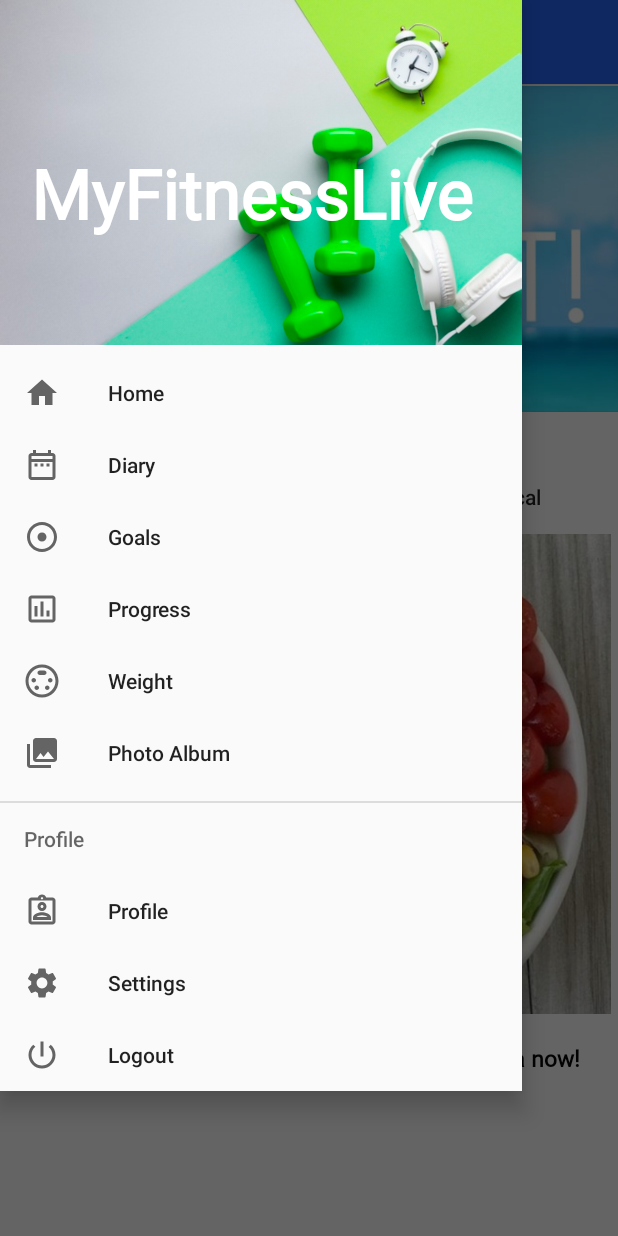
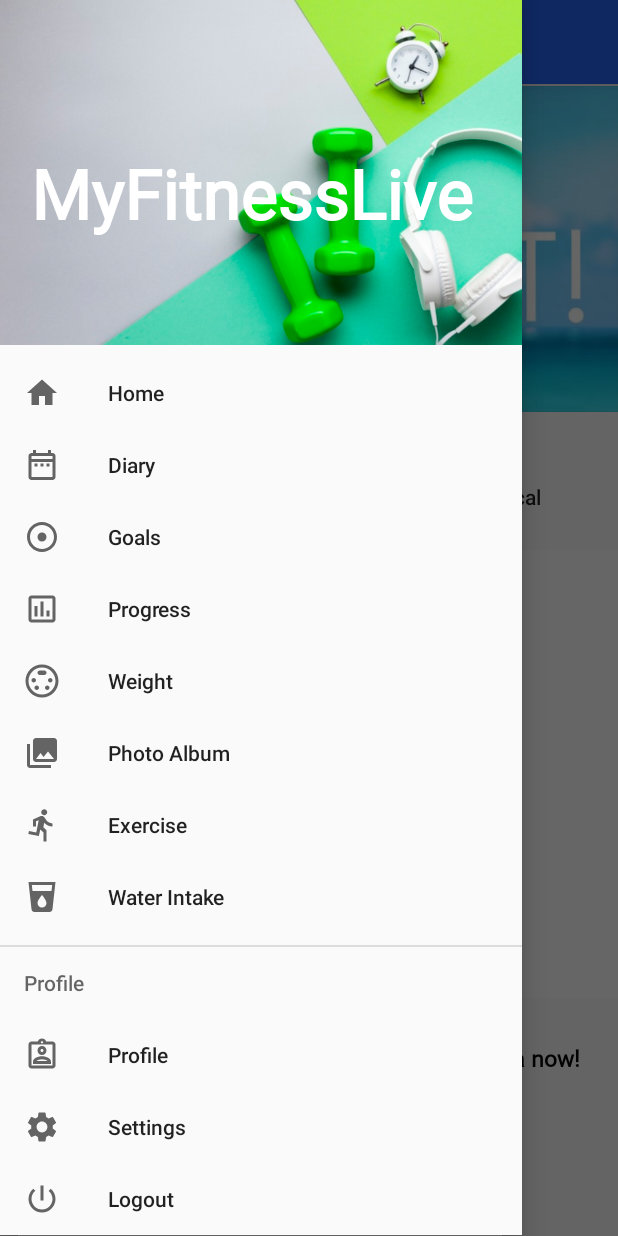
Before and after one commit to 19003337/MyFitnessLive, an Android app: the HomeScreen screen opened directly, with no data from a screen before it, with the side drawer open, on a phone screen of 412 x 824 dp. Run offline under Robolectric (Android 15) with nearby library versions, the phone set to English and light mode, and no system bars; our stand-ins replace Firebase (no records; nobody signed in at launch, a user with empty details on screens opened directly), Picasso.

Commit message:
Pushing - Navigation changes.

```diff
--- a/app/src/main/java/com/vc19003337/myfitnesslive/HomeScreen.java
+++ b/app/src/main/java/com/vc19003337/myfitnesslive/HomeScreen.java
@@ -47,8 +47,8 @@ public class HomeScreen extends AppCompatActivity implements View.OnClickListene
     DrawerLayout drawerLayout;
     ActionBarDrawerToggle toggleOnAndOff;
     NavigationView navigationView;
-    Button camera;
-    TextView caloriesRemaining, goalCalories, caloriesConsumed, caloriesBurned, latestMeal, latestMealDescription;
+    Button camera, caloriesBurned, goalCalories;
+    TextView caloriesRemaining, caloriesConsumed, latestMeal, latestMealDescription;
     ImageView latestMealIV;
     Integer calculatedCaloriesRemaining;
     Double calculatedCaloriesConsumed;
@@ -113,6 +113,25 @@ public class HomeScreen extends AppCompatActivity implements View.OnClickListene
             }
         });
 
+        caloriesBurned.setOnClickListener(new View.OnClickListener()
+        {
+            @Override
+            public void onClick(View view)
+            {
+                Toast.makeText(HomeScreen.this, "Exercise feature in development", Toast.LENGTH_SHORT).show();
+            }
+        });
+
+        goalCalories.setOnClickListener(new View.OnClickListener()
+        {
+            @Override
+            public void onClick(View view)
+            {
+                Intent i = new Intent(HomeScreen.this, GoalsScreen.class);
+                startActivity(i);
+            }
+        });
+
         myRef.child("Goals").addValueEventListener(new ValueEventListener()
         {
             @SuppressLint("SetTextI18n")
@@ -143,6 +162,7 @@ public class HomeScreen extends AppCompatActivity implements View.OnClickListene
 
         myRef.child("Meals").addValueEventListener(new ValueEventListener()
         {
+            @SuppressLint("UseCompatLoadingForDrawables")
             @Override
             public void onDataChange(@NonNull DataSnapshot snapshot)
             {
@@ -176,6 +196,7 @@ public class HomeScreen extends AppCompatActivity implements View.OnClickListene
                 else{
                     latestMeal.setText("No meals saved!");
                     latestMealDescription.setText("Press camera now!");
+                    latestMealIV.setImageDrawable(getResources().getDrawable(R.drawable.nomeals));
                 }
             }
 
@@ -203,7 +224,7 @@ public class HomeScreen extends AppCompatActivity implements View.OnClickListene
     @Override
     public void onClick(View view)
     {
-
+        //To do code
     }
 
     @Override
@@ -228,7 +249,7 @@ public class HomeScreen extends AppCompatActivity implements View.OnClickListene
                 break;
 
             case R.id.nav_Progress:
-                Toast.makeText(this, "Coming Soon!",
+                Toast.makeText(this, "New feature in development!",
                         Toast.LENGTH_SHORT).show();
                 break;
 
@@ -242,6 +263,18 @@ public class HomeScreen extends AppCompatActivity implements View.OnClickListene
                         //Toast.LENGTH_SHORT).show();
                 break;
 
+            case R.id.nav_Exercise:
+                //helper.openIntent(this, PhotoAlbum.class);
+                Toast.makeText(this, "New Feature coming soon",
+                    Toast.LENGTH_SHORT).show();
+                break;
+
+            case R.id.nav_WaterIntake:
+                //helper.openIntent(this, PhotoAlbum.class);
+                Toast.makeText(this, "Currently being developed",
+                    Toast.LENGTH_SHORT).show();
+                break;
+
             case R.id.nav_Profile:
                 helper.openIntent(this, Profile.class);
                 break;
@@ -253,8 +286,8 @@ public class HomeScreen extends AppCompatActivity implements View.OnClickListene
                 break;
 
             case R.id.nav_Logout:
+                helper.openIntent(this, MainActivity.class);
                 mAuth.signOut();
-                helper.openIntent(this, MainActivity.class);
                 Toast.makeText(this, "You have successfully logged out!",
                         Toast.LENGTH_SHORT).show();
                 break;
@@ -266,8 +299,6 @@ public class HomeScreen extends AppCompatActivity implements View.OnClickListene
     @Override
     public void onPointerCaptureChanged(boolean hasCapture)
     {
-
+        //To do code
     }
-
-
 }
--- a/app/src/main/java/com/vc19003337/myfitnesslive/Profile.java
+++ b/app/src/main/java/com/vc19003337/myfitnesslive/Profile.java
@@ -263,6 +263,8 @@ public class Profile extends AppCompatActivity implements AdapterView.OnItemSele
                                 @Override
                                 public void onSuccess(Void aVoid) {
                                     Toast.makeText(Profile.this, "Profile saved successfully", Toast.LENGTH_SHORT).show();
+                                    Intent openNewActivity = new Intent(Profile.this, HomeScreen.class);
+                                    startActivity(openNewActivity);
                                 }
                             })
                             .addOnFailureListener(new OnFailureListener()
--- /dev/null
+++ b/app/src/main/res/drawable/ic_baseline_local_drink_24.xml
@@ -0,0 +1,5 @@
+<vector android:height="24dp" android:tint="#000099"
+    android:viewportHeight="24" android:viewportWidth="24"
+    android:width="24dp" xmlns:android="http://schemas.android.com/apk/res/android">
+    <path android:fillColor="@android:color/white" android:pathData="M3,2l2.01,18.23C5.13,21.23 5.97,22 7,22h10c1.03,0 1.87,-0.77 1.99,-1.77L21,2L3,2zM12,19c-1.66,0 -3,-1.34 -3,-3 0,-2 3,-5.4 3,-5.4s3,3.4 3,5.4c0,1.66 -1.34,3 -3,3zM18.33,8L5.67,8l-0.44,-4h13.53l-0.43,4z"/>
+</vector>
--- a/app/src/main/res/layout/activity_home_screen.xml
+++ b/app/src/main/res/layout/activity_home_screen.xml
@@ -84,7 +84,7 @@
             android:id="@+id/imageView_LatestMealPhoto"
             android:layout_width="match_parent"
             android:layout_height="320dp"
-            app:srcCompat="@drawable/lunchsmall">
+            app:srcCompat="@drawable/loading">
         </ImageView>
 
         <LinearLayout
--- a/app/src/main/res/menu/navigation_menu.xml
+++ b/app/src/main/res/menu/navigation_menu.xml
@@ -35,6 +35,16 @@
             android:icon="@drawable/ic_menu_gallery"
             android:title="Photo Album"/>
 
+        <item
+            android:id="@+id/nav_Exercise"
+            android:icon="@drawable/ic_baseline_directions_run_24"
+            android:title="Exercise"/>
+
+        <item
+            android:id="@+id/nav_WaterIntake"
+            android:icon="@drawable/ic_baseline_local_drink_24"
+            android:title="Water Intake"/>
+
 
     </group>
 
```
Also changed, not shown: app/src/main/res/drawable/loading.JPG (added), app/src/main/res/drawable/nomeals.JPG (added).
